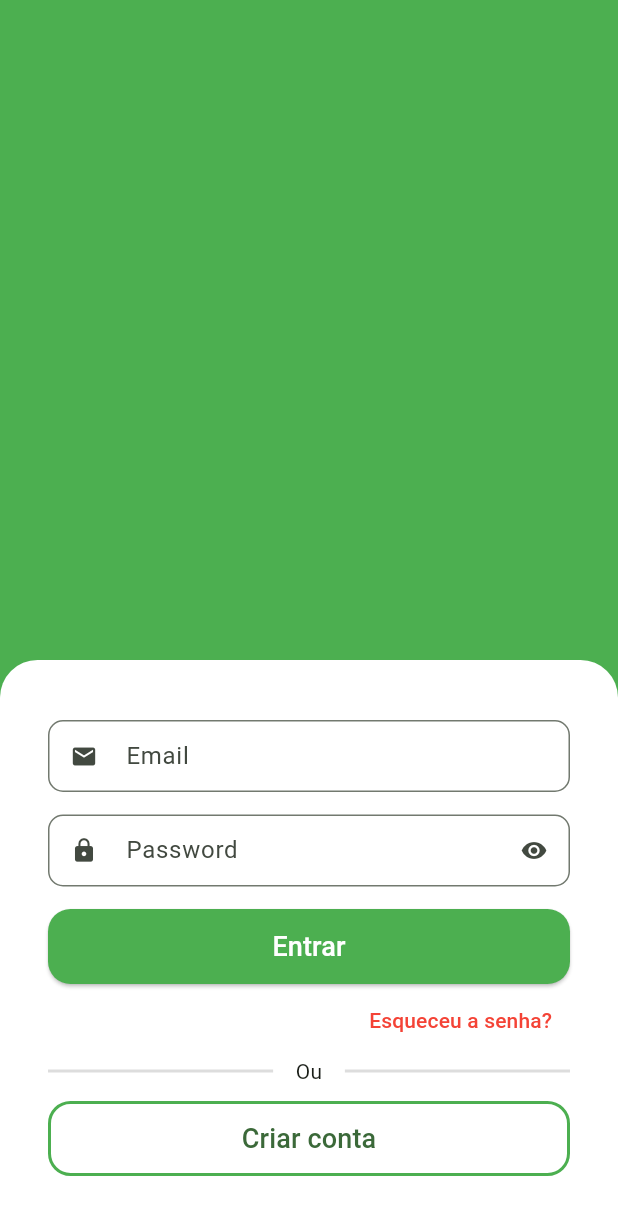
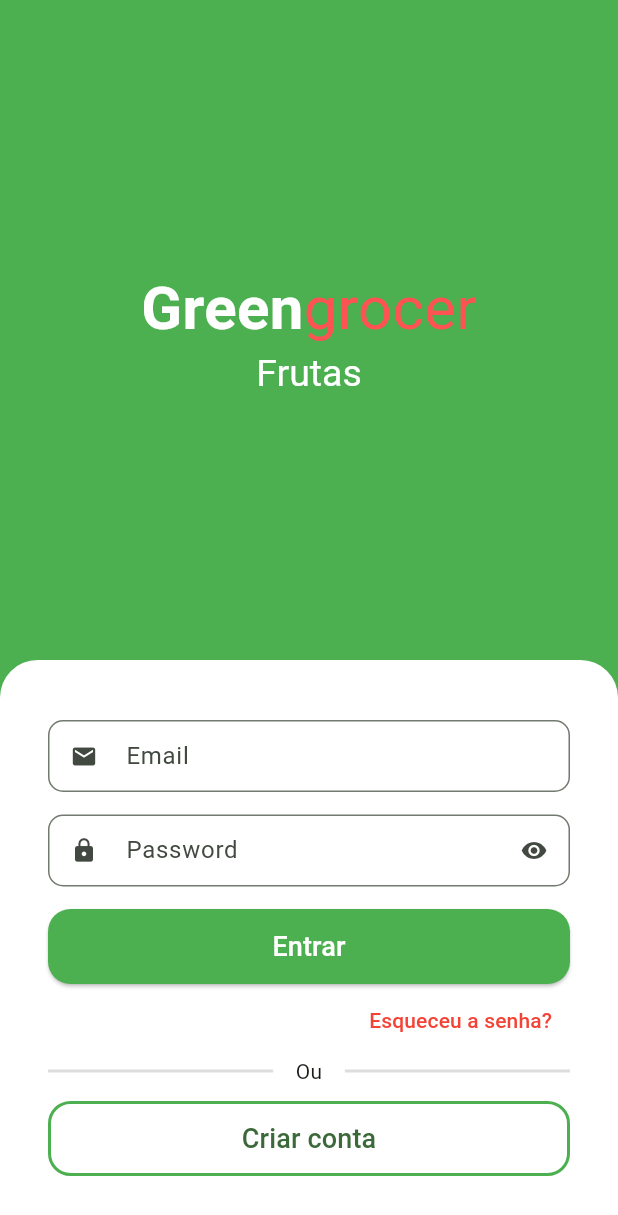
Before and after one commit to Pinheiro-dev/Quitanda, a Flutter app: the screen it shows after launch, on a phone screen of 412 x 824 dp. Shown: the top 1215 px of the screen. Run offline on Flutter 3.47's test engine with Material 2 defaults, Android fonts, the phone set to English and light mode, and no system bars; drawn by our look-alikes of animated_text_kit.

Commit message:
Feat: Implementa lib de animações de texto, e adiciona nome do app na tela de login com animação nas categorias do app,

```diff
--- a/lib/src/auth/sign_in_screen.dart
+++ b/lib/src/auth/sign_in_screen.dart
@@ -1,3 +1,4 @@
+import 'package:animated_text_kit/animated_text_kit.dart';
 import 'package:flutter/material.dart';
 import 'package:quitanda/src/auth/Components/custom_text_field.dart';
 
@@ -11,12 +12,73 @@ class SignInScreen extends StatelessWidget {
       body: Column(
         children: [
           Expanded(
-            child: Container(
-              color: Colors.green,
+            child: Column(
+              mainAxisAlignment: MainAxisAlignment.center,
+              children: [
+                // --- App name ---
+                const Text.rich(
+                  TextSpan(
+                    style: TextStyle(
+                      fontSize: 40,
+                    ),
+                    children: [
+                      TextSpan(
+                        text: 'Green',
+                        style: TextStyle(
+                          color: Colors.white,
+                          fontWeight: FontWeight.bold,
+                        ),
+                      ),
+                      TextSpan(
+                        text: 'grocer',
+                        style: TextStyle(
+                          color: Colors.redAccent,
+                        ),
+                      ),
+                    ],
+                  ),
+                ),
+
+                // --- Categories ---
+                DefaultTextStyle(
+                  style: const TextStyle(
+                    fontSize: 25,
+                  ),
+                  child: AnimatedTextKit(
+                    repeatForever: true,
+                    animatedTexts: [
+                      TypewriterAnimatedText(
+                        'Frutas',
+                        speed: const Duration(milliseconds: 250),
+                      ),
+                      TypewriterAnimatedText(
+                        'Verduras',
+                        speed: const Duration(milliseconds: 250),
+                      ),
+                      TypewriterAnimatedText(
+                        'Legumes',
+                        speed: const Duration(milliseconds: 250),
+                      ),
+                      TypewriterAnimatedText(
+                        'Carnes',
+                        speed: const Duration(milliseconds: 250),
+                      ),
+                      TypewriterAnimatedText(
+                        'Cereais',
+                        speed: const Duration(milliseconds: 250),
+                      ),
+                      TypewriterAnimatedText(
+                        'Laticíneos',
+                        speed: const Duration(milliseconds: 250),
+                      ),
+                    ],
+                  ),
+                ),
+              ],
             ),
           ),
 
-          // --- White view ---
+          // --- Form Container ---
           Container(
             padding: const EdgeInsets.symmetric(horizontal: 32, vertical: 40),
             decoration: const BoxDecoration(
--- a/pubspec.yaml
+++ b/pubspec.yaml
@@ -35,6 +35,7 @@ dependencies:
   # The following adds the Cupertino Icons font to your application.
   # Use with the CupertinoIcons class for iOS style icons.
   cupertino_icons: ^1.0.2
+  animated_text_kit: ^4.2.2
 
 dev_dependencies:
   flutter_test:
```
Also changed, not shown: pubspec.lock.
